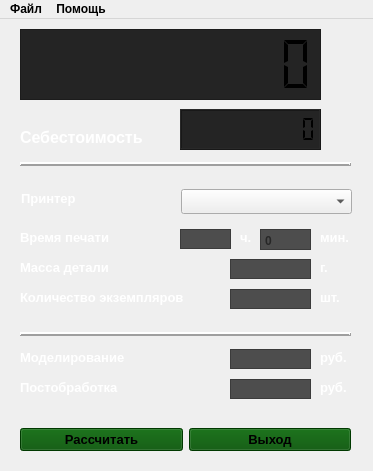
The window that src/view/ui/main_window.ui (Ranzo/Calc3d_by_Risen) describes before a commit, drawn with Qt 5.
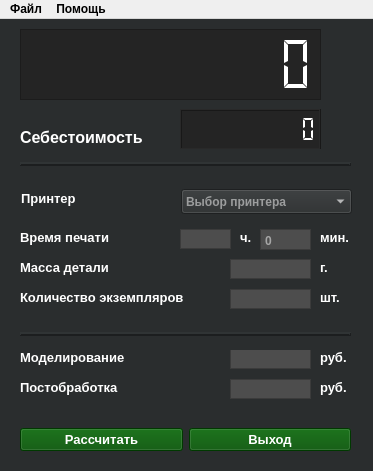
The same window after the commit. Icons and pictures are not drawn.

```diff
--- a/src/view/ui/main_window.ui
+++ b/src/view/ui/main_window.ui
@@ -35,6 +35,12 @@
    <set>QMainWindow::DockOption::AllowTabbedDocks|QMainWindow::DockOption::AnimatedDocks</set>
   </property>
   <widget class="QWidget" name="centralwidget">
+<property name="styleSheet">
+  <string notr="true">
+    background-color: rgb(42, 45, 46);
+    color: white; 
+  </string>
+</property>
    <widget class="QLabel" name="quantity">
     <property name="geometry">
      <rect>
```
Left out of the diff: 14 changed lines with no effect on the pictures.
